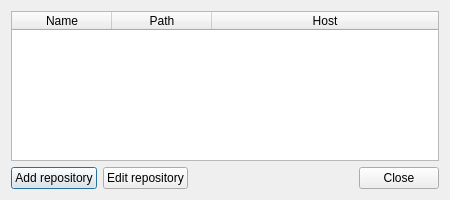
Qt form qboprox/repositories.ui (alexbarcelo/boprox) before a commit.
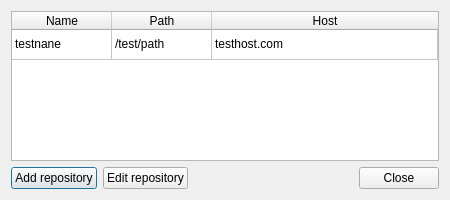
The same form after that commit.

Commit message: Preparing repository configuration dialog and code

Diff of the .ui file:
```diff
--- a/qboprox/repositories.ui
+++ b/qboprox/repositories.ui
@@ -32,7 +32,7 @@
       <set>QAbstractItemView::DoubleClicked|QAbstractItemView::EditKeyPressed</set>
      </property>
      <property name="rowCount">
-      <number>0</number>
+      <number>1</number>
      </property>
      <attribute name="horizontalHeaderVisible">
       <bool>true</bool>
@@ -46,6 +46,14 @@
      <attribute name="verticalHeaderVisible">
       <bool>false</bool>
      </attribute>
+     <attribute name="verticalHeaderHighlightSections">
+      <bool>false</bool>
+     </attribute>
+     <row>
+      <property name="text">
+       <string>0</string>
+      </property>
+     </row>
      <column>
       <property name="text">
        <string>Name</string>
@@ -61,6 +69,21 @@
        <string>Host</string>
       </property>
      </column>
+     <item row="0" column="0">
+      <property name="text">
+       <string>testnane</string>
+      </property>
+     </item>
+     <item row="0" column="1">
+      <property name="text">
+       <string>/test/path</string>
+      </property>
+     </item>
+     <item row="0" column="2">
+      <property name="text">
+       <string>testhost.com</string>
+      </property>
+     </item>
     </widget>
    </item>
    <item>
```
Left out of the diff: 11 changed lines with no effect on the pictures. The commit also changes 5 other files.
